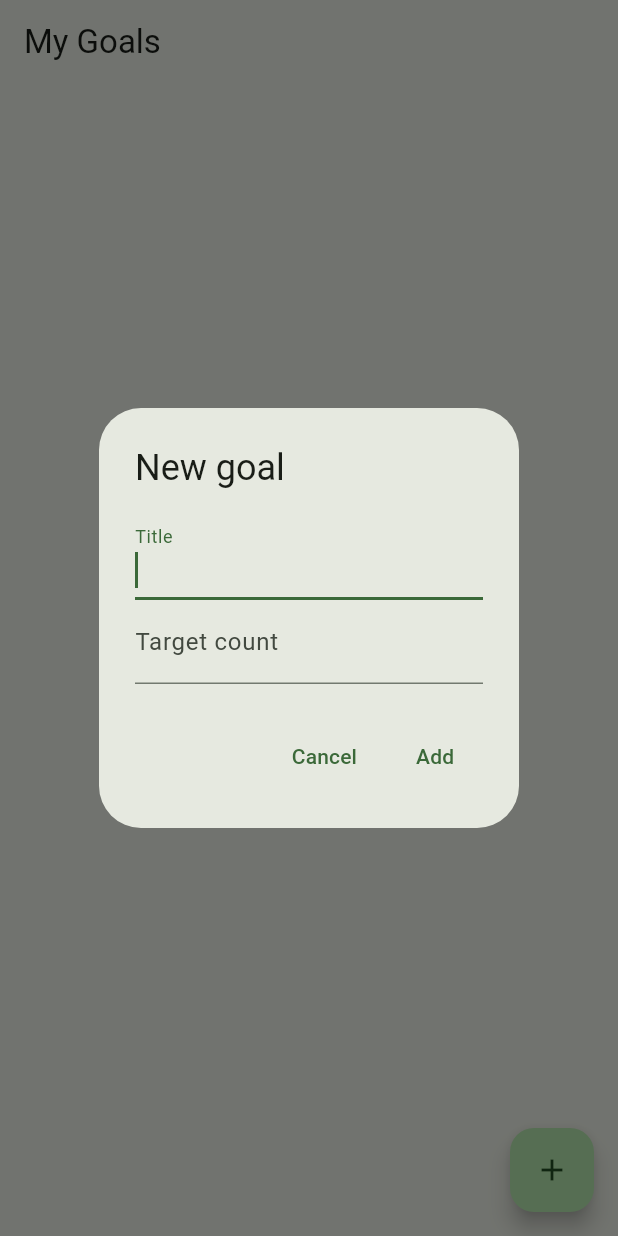
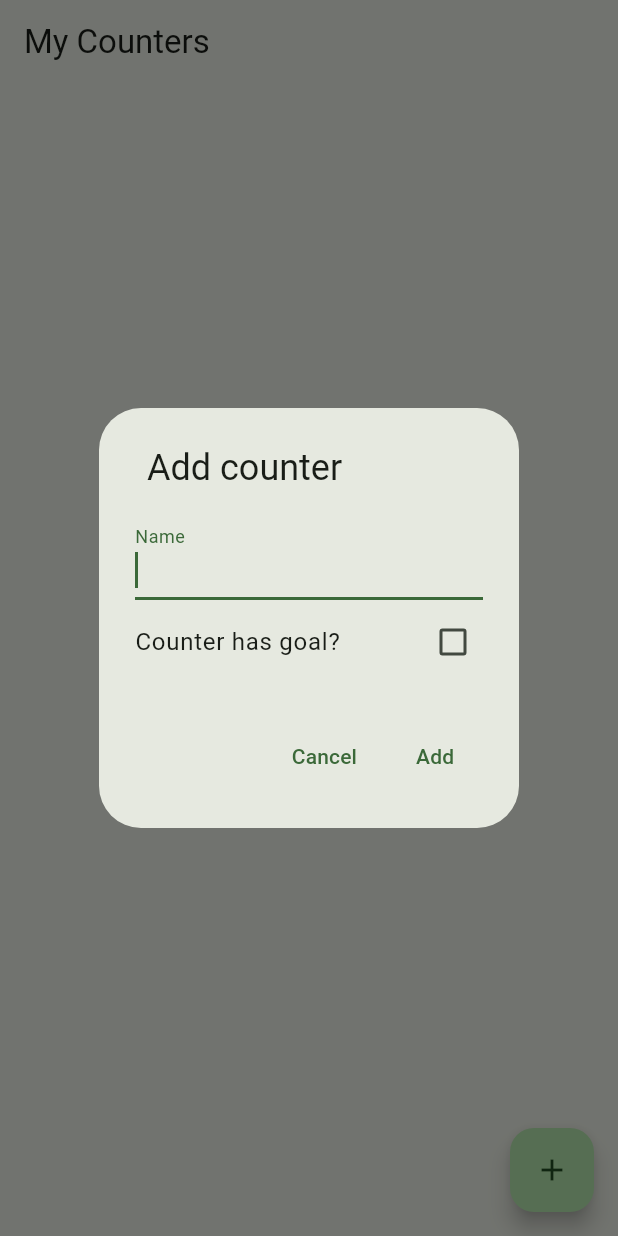
Before and after one commit to johannajennekvist/count_me_in, a Flutter app: the screen it shows after launch, after a tap on the "add" icon, on a phone screen of 412 x 824 dp. Run offline on Flutter 3.47's test engine with Material 3 defaults, Android fonts, the phone set to English and light mode, and no system bars; our stand-ins replace shared_preferences.

Commit message:
Rename to counters, editable

```diff
--- a/lib/models/goal.dart
+++ b/lib/models/counter.dart
@@ -1,26 +1,40 @@
-class Goal {
+class Counter {
   final String id;
   final String title;
-  final int target;
+  final int? target;
   final int count;
   final DateTime createdAt;
 
-  const Goal({
+  const Counter({
     required this.id,
     required this.title,
-    required this.target,
+    this.target,
     this.count = 0,
     required this.createdAt,
   });
 
-  double get progress => target <= 0 ? 0 : (count / target).clamp(0, 1);
+  double? get progress {
+    final target = this.target;
+    if (target == null || target <= 0) return null;
+    return (count / target).clamp(0, 1);
+  }
 
-  Goal copyWith({String? title, int? target, int? count}) {
-    return Goal(
+  Counter copyWith({int? count}) {
+    return Counter(
       id: id,
-      title: title ?? this.title,
-      target: target ?? this.target,
+      title: title,
+      target: target,
       count: count ?? this.count,
+      createdAt: createdAt,
+    );
+  }
+
+  Counter withDetails({required String title, required int? target}) {
+    return Counter(
+      id: id,
+      title: title,
+      target: target,
+      count: count,
       createdAt: createdAt,
     );
   }
@@ -33,10 +47,10 @@ class Goal {
         'createdAt': createdAt.toIso8601String(),
       };
 
-  factory Goal.fromJson(Map<String, dynamic> json) => Goal(
+  factory Counter.fromJson(Map<String, dynamic> json) => Counter(
         id: json['id'] as String,
         title: json['title'] as String,
-        target: json['target'] as int,
+        target: json['target'] as int?,
         count: json['count'] as int,
         createdAt: DateTime.parse(json['createdAt'] as String),
       );
--- a/lib/pages/home_page.dart
+++ b/lib/pages/home_page.dart
@@ -2,8 +2,8 @@ import 'dart:math';
 
 import 'package:flutter/material.dart';
 
-import '../models/goal.dart';
-import '../services/goal_storage.dart';
+import '../models/counter.dart';
+import '../services/counter_storage.dart';
 
 class HomePage extends StatefulWidget {
   const HomePage({super.key});
@@ -13,80 +13,120 @@ class HomePage extends StatefulWidget {
 }
 
 class _HomePageState extends State<HomePage> {
-  final _storage = GoalStorage();
-  List<Goal> _goals = [];
+  final _storage = CounterStorage();
+  final Map<String, TextEditingController> _stepControllers = {};
+  List<Counter> _counters = [];
   bool _loading = true;
 
   @override
   void initState() {
     super.initState();
-    _loadGoals();
+    _loadCounters();
   }
 
-  Future<void> _loadGoals() async {
-    final goals = await _storage.loadGoals();
+  @override
+  void dispose() {
+    for (final controller in _stepControllers.values) {
+      controller.dispose();
+    }
+    super.dispose();
+  }
+
+  TextEditingController _stepControllerFor(Counter counter) {
+    return _stepControllers.putIfAbsent(
+      counter.id,
+      () => TextEditingController(text: '1'),
+    );
+  }
+
+  int _stepFor(Counter counter) {
+    final step = int.tryParse(_stepControllerFor(counter).text);
+    return (step == null || step <= 0) ? 1 : step;
+  }
+
+  Future<void> _loadCounters() async {
+    final counters = await _storage.loadCounters();
     setState(() {
-      _goals = goals;
+      _counters = counters;
       _loading = false;
     });
   }
 
-  Future<void> _addGoal(String title, int target) async {
-    final goal = Goal(
+  Future<void> _addCounter(String title, int? target) async {
+    final counter = Counter(
       id: DateTime.now().microsecondsSinceEpoch.toString(),
       title: title,
       target: target,
       createdAt: DateTime.now(),
     );
-    setState(() => _goals = [..._goals, goal]);
-    await _storage.saveGoals(_goals);
+    setState(() => _counters = [..._counters, counter]);
+    await _storage.saveCounters(_counters);
   }
 
-  Future<void> _increment(Goal goal) async {
+  Future<void> _increment(Counter counter, int amount) async {
     setState(() {
-      _goals = [
-        for (final g in _goals)
-          if (g.id == goal.id) g.copyWith(count: g.count + 1) else g,
+      _counters = [
+        for (final c in _counters)
+          if (c.id == counter.id) c.copyWith(count: c.count + amount) else c,
       ];
     });
-    await _storage.saveGoals(_goals);
+    await _storage.saveCounters(_counters);
   }
 
-  Future<void> _decrement(Goal goal) async {
+  Future<void> _decrement(Counter counter, int amount) async {
     setState(() {
-      _goals = [
-        for(final g in _goals)
-          if(g.id == goal.id) g.copyWith(count: max(g.count - 1, 0)) else g,
+      _counters = [
+        for (final c in _counters)
+          if (c.id == counter.id)
+            c.copyWith(count: max(c.count - amount, 0))
+          else
+            c,
       ];
     });
-    await _storage.saveGoals(_goals);
+    await _storage.saveCounters(_counters);
   }
 
-  Future<void> _deleteGoal(Goal goal) async {
+  Future<void> _deleteCounter(Counter counter) async {
     setState(() {
-      _goals = [
-        for (final g in _goals)
-          if (g.id != goal.id) g,
+      _counters = [
+        for (final c in _counters)
+          if (c.id != counter.id) c,
       ];
     });
-    await _storage.saveGoals(_goals);
+    _stepControllers.remove(counter.id)?.dispose();
+    await _storage.saveCounters(_counters);
   }
 
-  Future<void> _showDeleteGoalDialog(Goal goal) async {
+  Future<void> _updateCounter(
+    Counter counter,
+    String title,
+    int? target,
+  ) async {
+    setState(() {
+      _counters = [
+        for (final c in _counters)
+          if (c.id == counter.id)
+            c.withDetails(title: title, target: target)
+          else
+            c,
+      ];
+    });
+    await _storage.saveCounters(_counters);
+  }
 
+  Future<void> _showDeleteCounterDialog(Counter counter) async {
     await showDialog<void>(
       context: context,
       builder: (context) {
         return AlertDialog(
           title: const Row(
             children: [
-              Text('Delete goal'),
+              Text('Delete counter'),
             ],
           ),
-          content:
-          Row(
+          content: Row(
             children: [
-              Text('Are you sure you want to delete goal "${goal.title}"?')
+              Text('Are you sure you want to delete "${counter.title}"?'),
             ],
           ),
           actions: [
@@ -96,7 +136,7 @@ class _HomePageState extends State<HomePage> {
             ),
             TextButton(
               onPressed: () {
-                _deleteGoal(goal);
+                _deleteCounter(counter);
                 Navigator.of(context).pop();
               },
               child: const Text('Delete'),
@@ -107,18 +147,24 @@ class _HomePageState extends State<HomePage> {
     );
   }
 
-
-  Future<void> _showAddGoalDialog() async {
-    final titleController = TextEditingController();
-    final targetController = TextEditingController();
+  Future<void> _showCounterFormDialog({Counter? existing}) async {
+    final isEditing = existing != null;
+    final titleController = TextEditingController(text: existing?.title);
+    final targetController = TextEditingController(
+      text: existing?.target?.toString() ?? '',
+    );
+    bool hasTarget = existing?.target != null;
 
     await showDialog<void>(
       context: context,
       builder: (context) {
+        return StatefulBuilder(
+          builder: (context, setDialogState) {
             return AlertDialog(
-          title: const Row(
+              title: Row(
                 children: [
-              Text('New goal'),
+                  const SizedBox(width: 8),
+                  Text(isEditing ? 'Edit counter' : 'Add counter'),
                 ],
               ),
               content: Column(
@@ -126,12 +172,22 @@ class _HomePageState extends State<HomePage> {
                 children: [
                   TextField(
                     controller: titleController,
-                decoration: const InputDecoration(labelText: 'Title'),
+                    decoration: const InputDecoration(labelText: 'Name'),
                     autofocus: true,
                   ),
+                  CheckboxListTile(
+                    contentPadding: EdgeInsets.zero,
+                    title: const Text('Counter has goal?'),
+                    value: hasTarget,
+                    onChanged: (value) {
+                      setDialogState(() => hasTarget = value ?? false);
+                    },
+                  ),
+                  if (hasTarget)
                     TextField(
                       controller: targetController,
-                decoration: const InputDecoration(labelText: 'Target count'),
+                      decoration:
+                          const InputDecoration(labelText: 'Target count'),
                       keyboardType: TextInputType.number,
                     ),
                 ],
@@ -144,14 +200,26 @@ class _HomePageState extends State<HomePage> {
                 TextButton(
                   onPressed: () {
                     final title = titleController.text.trim();
-                final target = int.tryParse(targetController.text) ?? 0;
-                if (title.isEmpty || target <= 0) return;
-                _addGoal(title, target);
+                    if (title.isEmpty) return;
+
+                    int? target;
+                    if (hasTarget) {
+                      target = int.tryParse(targetController.text);
+                      if (target == null || target <= 0) return;
+                    }
+
+                    if (isEditing) {
+                      _updateCounter(existing, title, target);
+                    } else {
+                      _addCounter(title, target);
+                    }
                     Navigator.of(context).pop();
                   },
-              child: const Text('Add'),
+                  child: Text(isEditing ? 'Save' : 'Add'),
                 ),
               ],
+            );
+          },
         );
       },
     );
@@ -160,16 +228,17 @@ class _HomePageState extends State<HomePage> {
   @override
   Widget build(BuildContext context) {
     return Scaffold(
-      appBar: AppBar(title: const Text('My Goals')),
+      appBar: AppBar(title: const Text('My Counters')),
       body: _loading
           ? const Center(child: CircularProgressIndicator())
-          : _goals.isEmpty
-              ? const Center(child: Text('No goals yet. Tap + to add one.'))
+          : _counters.isEmpty
+              ? const Center(child: Text('No counters yet. Tap + to add one.'))
               : ListView.builder(
                   padding: const EdgeInsets.all(8),
-                  itemCount: _goals.length,
+                  itemCount: _counters.length,
                   itemBuilder: (context, index) {
-                    final goal = _goals[index];
+                    final counter = _counters[index];
+                    final progress = counter.progress;
                     return Card(
                       child: Padding(
                         padding: const EdgeInsets.all(12),
@@ -177,36 +246,81 @@ class _HomePageState extends State<HomePage> {
                           crossAxisAlignment: CrossAxisAlignment.start,
                           children: [
                             Row(
-                              mainAxisAlignment: MainAxisAlignment.spaceBetween,
+                              mainAxisAlignment:
+                                  MainAxisAlignment.spaceBetween,
                               children: [
                                 Expanded(
                                   child: Text(
-                                    goal.title,
-                                    style: Theme.of(context).textTheme.titleMedium,
+                                    counter.title,
+                                    style:
+                                        Theme.of(context).textTheme.titleMedium,
                                   ),
                                 ),
-                                Text('${goal.count} / ${goal.target}'),
+                                Text(
+                                  progress == null
+                                      ? '${counter.count}'
+                                      : '${counter.count} / ${counter.target}',
+                                ),
                               ],
                             ),
                             const SizedBox(height: 8),
-                            LinearProgressIndicator(value: goal.progress),
+                            if (progress != null)
+                              LinearProgressIndicator(value: progress),
                             Row(
-                              mainAxisAlignment: MainAxisAlignment.spaceBetween,
+                              mainAxisAlignment:
+                                  MainAxisAlignment.spaceBetween,
+                              children: [
+                                Row(
+                                  mainAxisSize: MainAxisSize.min,
                                   children: [
                                     IconButton(
-                                  onPressed: () => _showDeleteGoalDialog(goal),
-                                  icon: const Icon(Icons.delete_outline),
+                                      onPressed: () =>
+                                          _showDeleteCounterDialog(counter),
+                                      icon:
+                                          const Icon(Icons.delete_outline),
+                                    ),
+                                    IconButton(
+                                      onPressed: () => _showCounterFormDialog(
+                                        existing: counter,
+                                      ),
+                                      icon: const Icon(Icons.edit_outlined),
+                                    ),
+                                  ],
                                 ),
                                 Row(
                                   mainAxisSize: MainAxisSize.min,
                                   children: [
                                     IconButton(
-                                      icon: const Icon(Icons.remove_circle_outline),
-                                      onPressed: () => _decrement(goal),
+                                      icon: const Icon(
+                                          Icons.remove_circle_outline),
+                                      onPressed: () => _decrement(
+                                        counter,
+                                        _stepFor(counter),
+                                      ),
+                                    ),
+                                    SizedBox(
+                                      width: 44,
+                                      child: TextField(
+                                        controller:
+                                            _stepControllerFor(counter),
+                                        textAlign: TextAlign.center,
+                                        keyboardType: TextInputType.number,
+                                        decoration: const InputDecoration(
+                                          isDense: true,
+                                          contentPadding:
+                                              EdgeInsets.symmetric(
+                                            vertical: 8,
+                                          ),
+                                        ),
+                                      ),
                                     ),
                                     IconButton(
-                                      icon: const Icon(Icons.add_circle_outline),
-                                      onPressed: () => _increment(goal),
+                                      icon: const Icon(
+                                          Icons.add_circle_outline),
+                                      onPressed: () => _increment(
+                                        counter,
+                                        _stepFor(counter),
+                                      ),
                                     ),
                                   ],
                                 ),
@@ -219,8 +333,8 @@ class _HomePageState extends State<HomePage> {
                   },
                 ),
       floatingActionButton: FloatingActionButton(
-        onPressed: _showAddGoalDialog,
-        tooltip: 'Add goal',
+        onPressed: () => _showCounterFormDialog(),
+        tooltip: 'Add counter',
         child: const Icon(Icons.add),
       ),
     );
--- a/lib/services/goal_storage.dart
+++ b/lib/services/counter_storage.dart
@@ -2,24 +2,24 @@ import 'dart:convert';
 
 import 'package:shared_preferences/shared_preferences.dart';
 
-import '../models/goal.dart';
+import '../models/counter.dart';
 
-class GoalStorage {
-  static const _key = 'goals';
+class CounterStorage {
+  static const _key = 'counters';
 
-  Future<List<Goal>> loadGoals() async {
+  Future<List<Counter>> loadCounters() async {
     final prefs = await SharedPreferences.getInstance();
     final raw = prefs.getString(_key);
     if (raw == null) return [];
     final list = jsonDecode(raw) as List<dynamic>;
     return list
-        .map((e) => Goal.fromJson(e as Map<String, dynamic>))
+        .map((e) => Counter.fromJson(e as Map<String, dynamic>))
         .toList();
   }
 
-  Future<void> saveGoals(List<Goal> goals) async {
+  Future<void> saveCounters(List<Counter> counters) async {
     final prefs = await SharedPreferences.getInstance();
-    final raw = jsonEncode(goals.map((g) => g.toJson()).toList());
+    final raw = jsonEncode(counters.map((c) => c.toJson()).toList());
     await prefs.setString(_key, raw);
   }
 }
```
Lines whose indentation alone changed are shown as unchanged.
